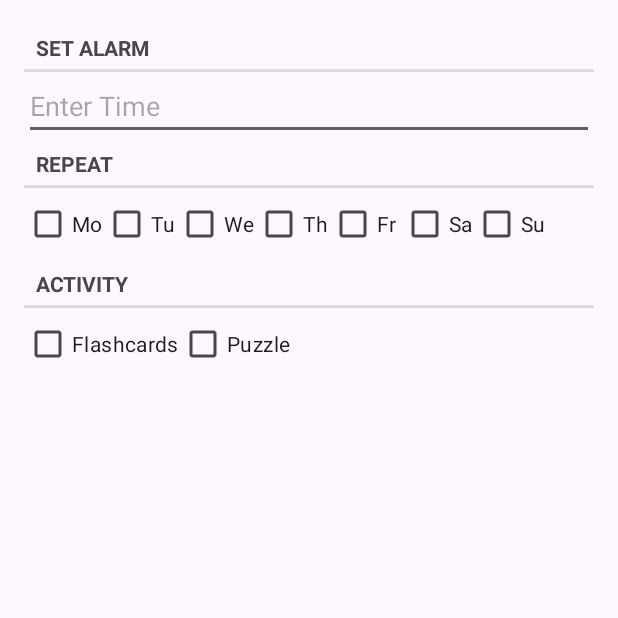
After one commit to cduong2/puzzle-alarm, an Android app: the fragment AlarmFragment shown on its own in the app's theme, on a phone screen of 412 x 824 dp, the top half of it. The commit adds this screen. Run offline under Robolectric (Android 15) with nearby library versions, the phone set to English and light mode, and no system bars.

Commit message:
alarm fragment work in progress, 172 in textbook

```diff
--- /dev/null
+++ b/ZooAlarm/app/src/main/java/com/example/zooalarm/Alarm.java
@@ -0,0 +1,37 @@
+package com.example.zooalarm;
+
+import java.sql.Time;
+import java.util.List;
+import java.util.UUID;
+
+public class Alarm {
+    private UUID mId;
+    private List<String> mDays;
+    private String mTime;
+    private String mActId;
+    public Alarm(){
+        mId = UUID.randomUUID();
+
+    }
+    public UUID getId(){
+        return mId;
+    }
+    public List<String> getDays(){
+        return mDays;
+    }
+    public void updateDays(String day){
+        mDays.add(day);
+    }
+    public String getTime(){
+        return mTime;
+    }
+    public void setTime(String time){
+        mTime = time;
+    }
+    public String getActivity(){
+        return mActId;
+    }
+    public void setActivity(String actId){
+        mActId=actId;
+    }
+}
--- /dev/null
+++ b/ZooAlarm/app/src/main/java/com/example/zooalarm/AlarmFragment.java
@@ -0,0 +1,96 @@
+package com.example.zooalarm;
+
+
+import android.os.Bundle;
+import android.text.Editable;
+import android.text.TextWatcher;
+import android.view.LayoutInflater;
+import android.view.View;
+import android.view.ViewGroup;
+import android.widget.CheckBox;
+import android.widget.CompoundButton;
+import android.widget.EditText;
+
+import androidx.annotation.NonNull;
+import androidx.annotation.Nullable;
+import androidx.fragment.app.Fragment;
+
+import java.util.ArrayList;
+import java.util.List;
+
+public class AlarmFragment extends Fragment{
+    private Alarm mAlarm;
+    private EditText mAlarmField;
+    private List<CheckBox> mDayCheckboxes;
+    private CheckBox mIsFlashcards;
+    private CheckBox mIsWordPuzzle;
+    @Override
+    public void onCreate(@Nullable Bundle savedInstanceState) {
+        super.onCreate(savedInstanceState);
+        mAlarm =new Alarm();
+    }
+
+    @Override
+    public View onCreateView(LayoutInflater inflater, ViewGroup container, Bundle savedInstanceState) {
+        View v = inflater.inflate(R.layout.fragment_alarm, container, false);
+        mAlarmField = (EditText) v.findViewById(R.id.alarm_time);
+        mIsFlashcards = v.findViewById(R.id.is_flashcards);
+        mIsWordPuzzle = v.findViewById(R.id.is_word_puzzle);
+        mDayCheckboxes = new ArrayList<>();
+        mDayCheckboxes.add((CheckBox) v.findViewById(R.id.is_mon));
+        mDayCheckboxes.add((CheckBox) v.findViewById(R.id.is_tue));
+        mDayCheckboxes.add((CheckBox) v.findViewById(R.id.is_wed));
+        mDayCheckboxes.add((CheckBox) v.findViewById(R.id.is_thr));
+        mDayCheckboxes.add((CheckBox) v.findViewById(R.id.is_fri));
+        mDayCheckboxes.add((CheckBox) v.findViewById(R.id.is_sat));
+        mDayCheckboxes.add((CheckBox) v.findViewById(R.id.is_sun));
+        mAlarmField.addTextChangedListener(new TextWatcher() {
+            @Override
+            public void beforeTextChanged(
+                    CharSequence s, int start, int count, int after) {
+                // This space intentionally left blank
+            }
+            @Override
+            public void onTextChanged(
+                    CharSequence s, int start, int before, int count) {
+                mAlarm.setTime(s.toString());
+            }
+            @Override
+            public void afterTextChanged(Editable s) {
+                // This one too
+            }
+        });
+        // Set up listeners for day checkboxes
+        for (CheckBox checkBox : mDayCheckboxes) {
+            checkBox.setOnCheckedChangeListener(new CompoundButton.OnCheckedChangeListener() {
+                @Override
+                public void onCheckedChanged(CompoundButton buttonView, boolean isChecked) {
+                    updateDays();
+                }
+            });
+        }
+        mIsFlashcards.setOnCheckedChangeListener(new CompoundButton.OnCheckedChangeListener() {
+            @Override
+            public void onCheckedChanged(CompoundButton buttonView, boolean isChecked) {
+                mAlarm.setActivity("Flashcards");
+            }
+        });
+
+        mIsWordPuzzle.setOnCheckedChangeListener(new CompoundButton.OnCheckedChangeListener() {
+            @Override
+            public void onCheckedChanged(CompoundButton buttonView, boolean isChecked) {
+                mAlarm.setActivity("Puzzle");
+            }
+        });
+
+        return v;
+    }
+    private void updateDays() {
+        for (CheckBox checkBox : mDayCheckboxes) {
+            if (checkBox.isChecked()) {
+                // Add the day to the mDays property
+                mAlarm.updateDays(checkBox.getText().toString());
+            }
+        }
+    }
+}
--- /dev/null
+++ b/ZooAlarm/app/src/main/res/layout/fragment_alarm.xml
@@ -0,0 +1,79 @@
+<LinearLayout xmlns:android="http://schemas.android.com/apk/res/android" android:layout_width="match_parent" android:layout_height="match_parent"
+    android:layout_margin="16dp"
+    android:orientation="vertical">
+    <TextView
+        style="?android:listSeparatorTextViewStyle"
+        android:layout_width="match_parent"
+        android:layout_height="wrap_content"
+        android:text="@string/alarm_welcome"/>
+    <EditText
+        android:id="@+id/alarm_time"
+        android:layout_width="match_parent"
+        android:layout_height="wrap_content"
+        android:hint="Enter Time"/>
+    <TextView
+        style="?android:listSeparatorTextViewStyle"
+        android:layout_width="match_parent"
+        android:layout_height="wrap_content"
+        android:text="Repeat"/>
+    <LinearLayout
+        android:layout_width="wrap_content"
+        android:layout_height="wrap_content"
+        android:orientation="horizontal">
+    <CheckBox
+        android:id="@+id/is_mon"
+        android:layout_width="match_parent"
+        android:layout_height="wrap_content"
+        android:text="Mo"/>
+    <CheckBox
+        android:id="@+id/is_tue"
+        android:layout_width="match_parent"
+        android:layout_height="wrap_content"
+        android:text="Tu"/>
+        <CheckBox
+            android:id="@+id/is_wed"
+            android:layout_width="match_parent"
+            android:layout_height="wrap_content"
+            android:text="We"/>
+        <CheckBox
+            android:id="@+id/is_thr"
+            android:layout_width="match_parent"
+            android:layout_height="wrap_content"
+            android:text="Th"/>
+        <CheckBox
+            android:id="@+id/is_fri"
+            android:layout_width="match_parent"
+            android:layout_height="wrap_content"
+            android:text="Fr"/>
+        <CheckBox
+            android:id="@+id/is_sat"
+            android:layout_width="match_parent"
+            android:layout_height="wrap_content"
+            android:text="Sa"/>
+        <CheckBox
+            android:id="@+id/is_sun"
+            android:layout_width="match_parent"
+            android:layout_height="wrap_content"
+            android:text="Su"/>
+    </LinearLayout>
+    <TextView
+        style="?android:listSeparatorTextViewStyle"
+        android:layout_width="match_parent"
+        android:layout_height="wrap_content"
+        android:text="Activity"/>
+    <LinearLayout
+        android:layout_width="wrap_content"
+        android:layout_height="wrap_content"
+        android:orientation="horizontal">
+        <CheckBox
+            android:id="@+id/is_flashcards"
+            android:layout_width="match_parent"
+            android:layout_height="wrap_content"
+            android:text="Flashcards"/>
+        <CheckBox
+            android:id="@+id/is_word_puzzle"
+            android:layout_width="match_parent"
+            android:layout_height="wrap_content"
+            android:text="Puzzle"/>
+    </LinearLayout>
+</LinearLayout>
```
Also changed, not shown: ZooAlarm/app/src/main/res/layout/activity_alarm.xml (+4 -25 lines).
